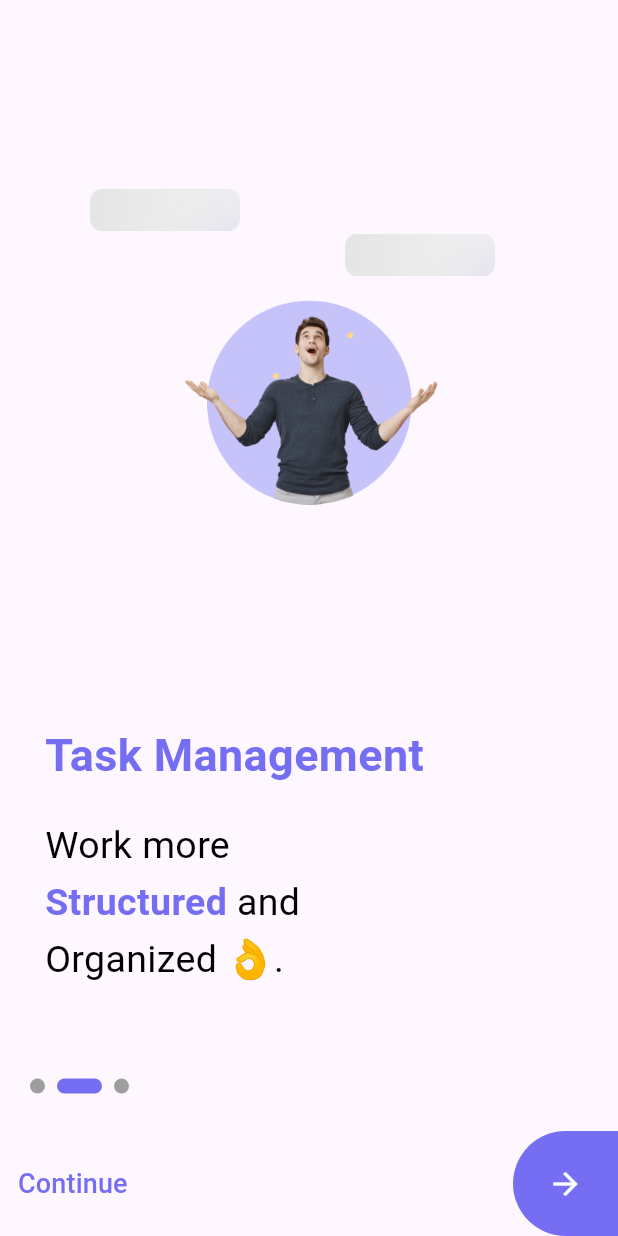
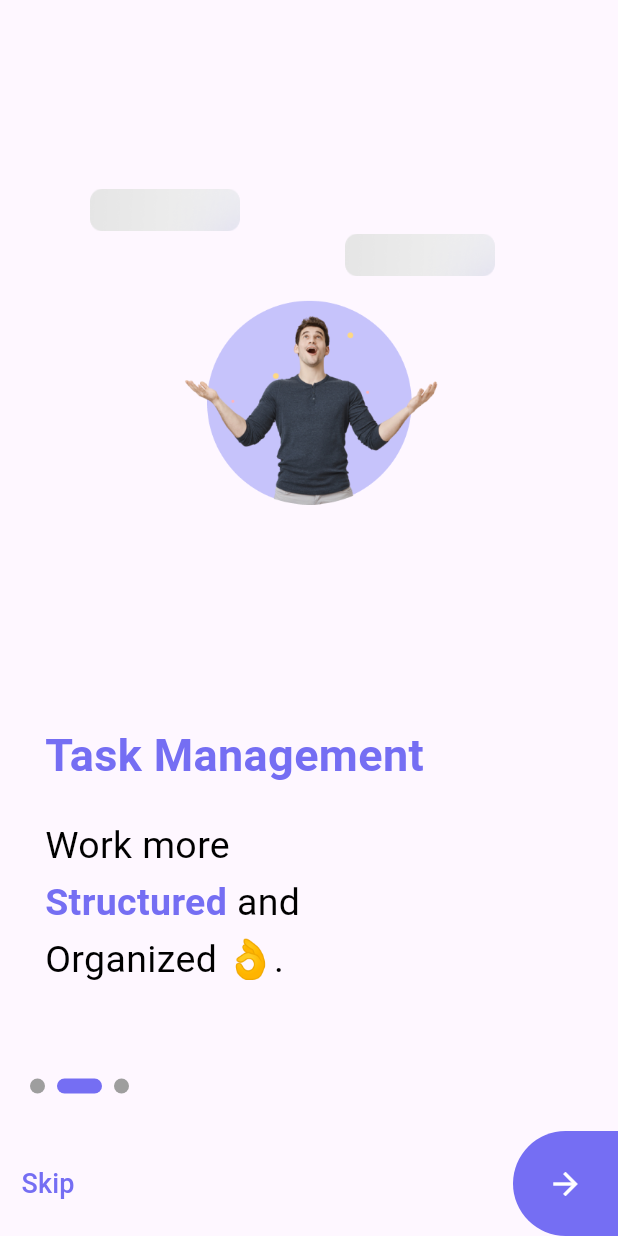
Before and after one commit to Muhammad-Usman08/Taskey-App, a Flutter app: the OnBoardingView screen opened directly, swiped to page 2, on a phone screen of 412 x 824 dp. Run offline on Flutter 3.47's test engine with Material 3 defaults, Android fonts, the light colour scheme and no system bars; our stand-ins replace cloud_firestore, firebase_auth, firebase_core, firebase_storage, flutter_svg, get and 3 more; accounts and stored records are empty.

Commit message:
add shared Prefrences for onBoarding

```diff
--- a/lib/main.dart
+++ b/lib/main.dart
@@ -1,6 +1,7 @@
 import 'package:firebase_core/firebase_core.dart';
 import 'package:flutter/material.dart';
 import 'package:get/get.dart';
+import 'package:shared_preferences/shared_preferences.dart';
 import 'package:taskey_app/firebase_options.dart';
 import 'package:taskey_app/views/settings/setting_view_model.dart';
 
@@ -11,7 +12,9 @@ void main() async {
   await Firebase.initializeApp(
     options: DefaultFirebaseOptions.currentPlatform,
   );
+    await SharedPreferences.getInstance();
   Get.put(SettingViewModel());
+
   runApp(const MyApp());
 }
 
--- a/lib/views/onBoarding/on_boarding_view.dart
+++ b/lib/views/onBoarding/on_boarding_view.dart
@@ -12,13 +12,20 @@ class OnBoardingView extends StatefulWidget {
 }
 
 class _OnBoardingViewState extends State<OnBoardingView> {
+  final OnBoardingController _controller = Get.put(OnBoardingController());
   PageController _pageController = PageController();
   int currentPage = 0;
 
   @override
   Widget build(BuildContext context) {
     return Scaffold(
-      body: Column(
+      body: Obx(() {
+        if (_controller.isOnboardingCompleted.value) {
+          return Center(
+            child: CircularProgressIndicator(),
+          );
+        }
+        return Column(
           children: [
             Expanded(
               child: PageView.builder(
@@ -62,7 +69,10 @@ class _OnBoardingViewState extends State<OnBoardingView> {
                                 ),
                               ),
                               // Floating avatars or elements with animated positioning
-                            ...page.floatingImages.asMap().entries.map((entry) {
+                              ...page.floatingImages
+                                  .asMap()
+                                  .entries
+                                  .map((entry) {
                                 int i = entry.key;
                                 String floatingImage = entry.value;
 
@@ -141,12 +151,12 @@ class _OnBoardingViewState extends State<OnBoardingView> {
                 // Skip TextButton
                 TextButton(
                   onPressed: () {
-                  Get.to(AuthGate());
+                    _controller.completeOnboarding();
 
                     // Handle Skip action
                   },
                   child: CustomText(
-                  text: currentPage < 1 ? 'Skip' : 'Continue',
+                    text: currentPage < 2 ? 'Skip' : 'Continue',
                     color: Color(themeColor),
                     fontSize: 18,
                   ),
@@ -161,7 +171,7 @@ class _OnBoardingViewState extends State<OnBoardingView> {
                         curve: Curves.ease,
                       );
                     } else {
-                    Get.to(AuthGate());
+                      _controller.completeOnboarding();
                     }
                   },
                   child: ClipRRect(
@@ -181,7 +191,8 @@ class _OnBoardingViewState extends State<OnBoardingView> {
               ],
             )
           ],
-      ),
+        );
+      }),
     );
   }
 
--- a/pubspec.yaml
+++ b/pubspec.yaml
@@ -44,6 +44,7 @@ dependencies:
   firebase_auth: ^5.3.0
   cloud_firestore: ^5.4.2
   firebase_storage: ^12.3.1
+  shared_preferences: ^2.3.2
 
 dev_dependencies:
   flutter_test:
```
Also changed, not shown: lib/views/onBoarding/on_boarding_view_model.dart (+31 -1 lines), pubspec.lock, 1 other file. Lines whose indentation alone changed are shown as unchanged.
